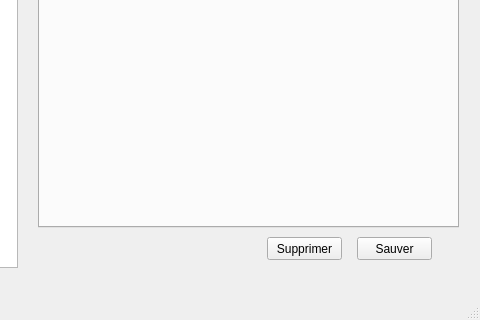
The window that ProjetPriseDeNote/mainwindow.ui (Simobain/MotDit) describes before a commit, drawn with Qt 5; both pictures show x 123 to 603 and y 109 to 429 of the 603 by 429 pixel window.
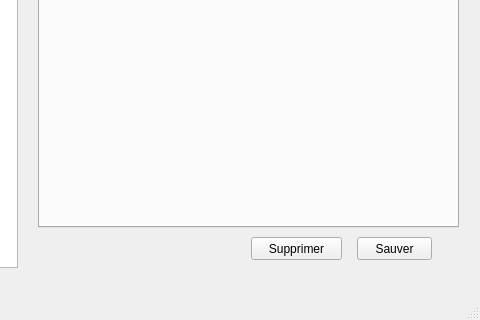
The same window after the commit.

Patch:
```diff
--- a/ProjetPriseDeNote/mainwindow.ui
+++ b/ProjetPriseDeNote/mainwindow.ui
@@ -79,9 +79,9 @@
    <widget class="QPushButton" name="suppr">
     <property name="geometry">
      <rect>
-      <x>390</x>
+      <x>374</x>
       <y>310</y>
-      <width>75</width>
+      <width>91</width>
       <height>23</height>
      </rect>
     </property>
```
Left out of the diff: 2 changed lines with no effect on the pictures.
